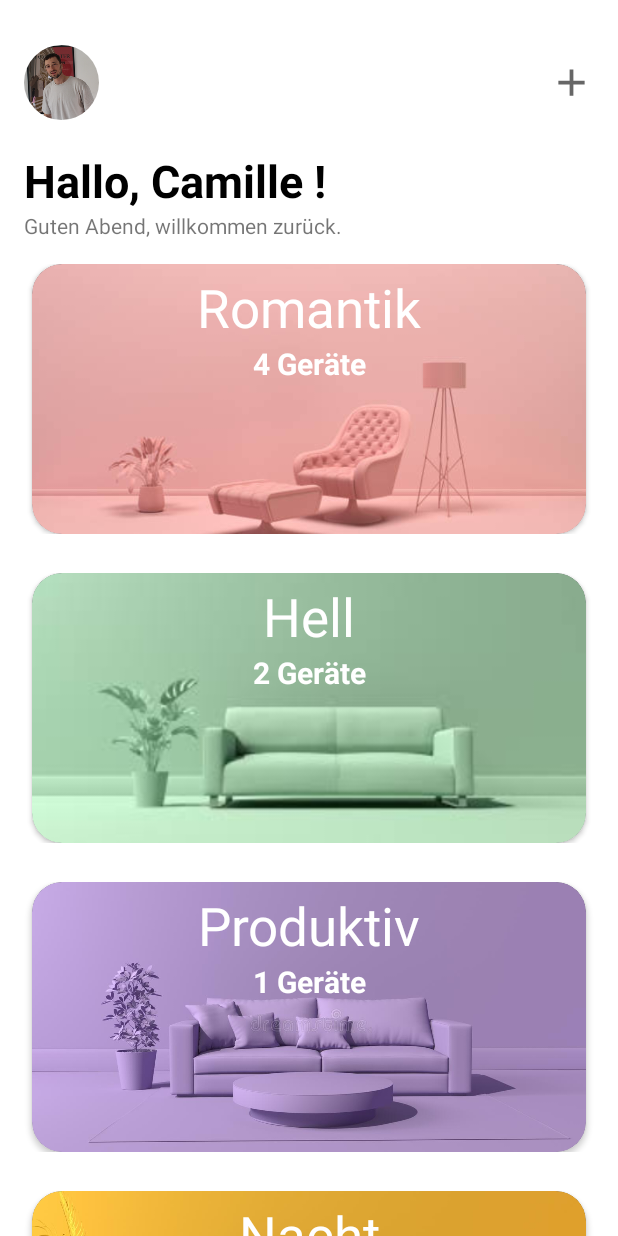
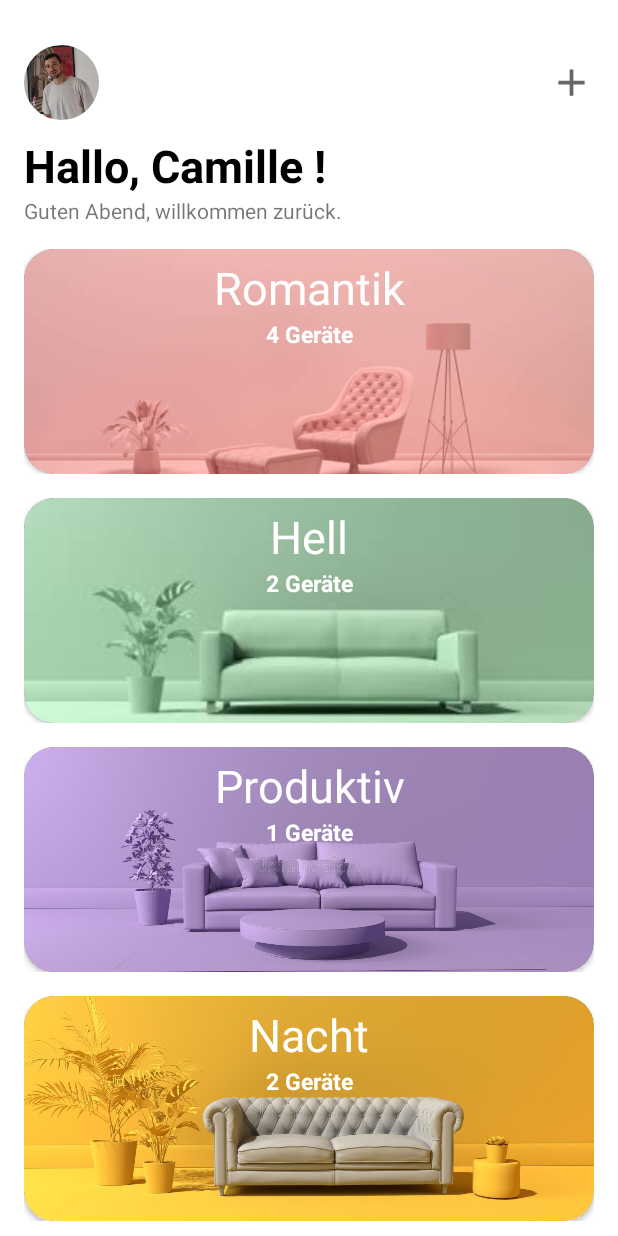
Before and after one commit to camillemarius/HA__SmartHome_APP, an Android app: the screen it shows after launch (MainActivity), on a phone screen of 412 x 824 dp. Run offline under Robolectric (Android 15) with nearby library versions, the light colour scheme and no system bars; plain views replace CircularImageView.

Commit message:
design changes

```diff
--- a/app/src/main/java/com/example/helloworld/MainActivity.java
+++ b/app/src/main/java/com/example/helloworld/MainActivity.java
@@ -55,7 +55,7 @@ public class MainActivity extends AppCompatActivity implements RV_scene_adapter.
         scene_list.add(scene_item);
 
         scene_item = new RV_scene_data(
-            "Sonnenuntergang","1 Gerät", ContextCompat.getDrawable(this,R.drawable.theme_sonnenuntergang));
+            "Sonnenuntergang","1 Gerät", ContextCompat.getDrawable(this,R.drawable.theme_chill_2));
         scene_list.add(scene_item);
 
         //----------------------------------------------------------------------------------------//
--- a/app/src/main/res/drawable/bg_themes_rounded.xml
+++ b/app/src/main/res/drawable/bg_themes_rounded.xml
@@ -2,7 +2,7 @@
     android:shape="rectangle">
     <corners android:radius="20dp" />
     <size android:width="500dp"
-        android:height="200dp"/>
+        android:height="150dp"/>
     <gradient
         android:angle="90"
         android:type="linear"
--- a/app/src/main/res/layout/mode_view.xml
+++ b/app/src/main/res/layout/mode_view.xml
@@ -43,7 +43,7 @@
         android:id="@+id/textView"
         android:layout_width="wrap_content"
         android:layout_height="wrap_content"
-        android:layout_marginTop="20dp"
+        android:layout_marginTop="10dp"
         android:text="Hallo, Camille !"
         android:textColor="@color/black"
         android:textSize="30dp"
@@ -63,8 +63,10 @@
     <androidx.recyclerview.widget.RecyclerView
         android:id="@+id/recylerview_scenes"
         android:layout_width="match_parent"
-        android:layout_height="wrap_content"
-        app:layout_constraintStart_toStartOf="@+id/textView2"
+        android:layout_height="0dp"
+        app:layout_constraintBottom_toBottomOf="parent"
+        app:layout_constraintEnd_toEndOf="parent"
+        app:layout_constraintStart_toStartOf="parent"
         app:layout_constraintTop_toBottomOf="@+id/textView2" />
 
 
--- a/app/src/main/res/layout/rv_item_scene.xml
+++ b/app/src/main/res/layout/rv_item_scene.xml
@@ -5,17 +5,15 @@
     xmlns:tools="http://schemas.android.com/tools"
     android:id="@+id/item_scene"
     android:layout_width="match_parent"
-    android:layout_height="180dp"
+    android:layout_height="150dp"
     android:layout_marginTop="16dp"
     android:layout_marginHorizontal="16dp"
-    android:layout_marginBottom="10dp"
     android:clipToOutline="true"
     android:orientation="vertical">
 
     <androidx.cardview.widget.CardView
         android:layout_width="match_parent"
         android:layout_height="wrap_content"
-        android:layout_margin="5dp"
         android:elevation="10dp"
         app:cardCornerRadius="20dp"
         app:layout_constraintBottom_toBottomOf="parent"
@@ -45,7 +43,7 @@
                 android:gravity="center"
                 android:text="Romantik"
                 android:textColor="@color/white"
-                android:textSize="35sp" />
+                android:textSize="30sp" />
 
             <TextView
                 android:id="@+id/textView_scene_device_cnt"
@@ -55,7 +53,7 @@
                 android:gravity="center"
                 android:text="4 Geräte"
                 android:textColor="@color/white"
-                android:textSize="20sp"
+                android:textSize="15sp"
                 android:textStyle="bold" />
 
 
```
Also changed, not shown: 1 other file.
